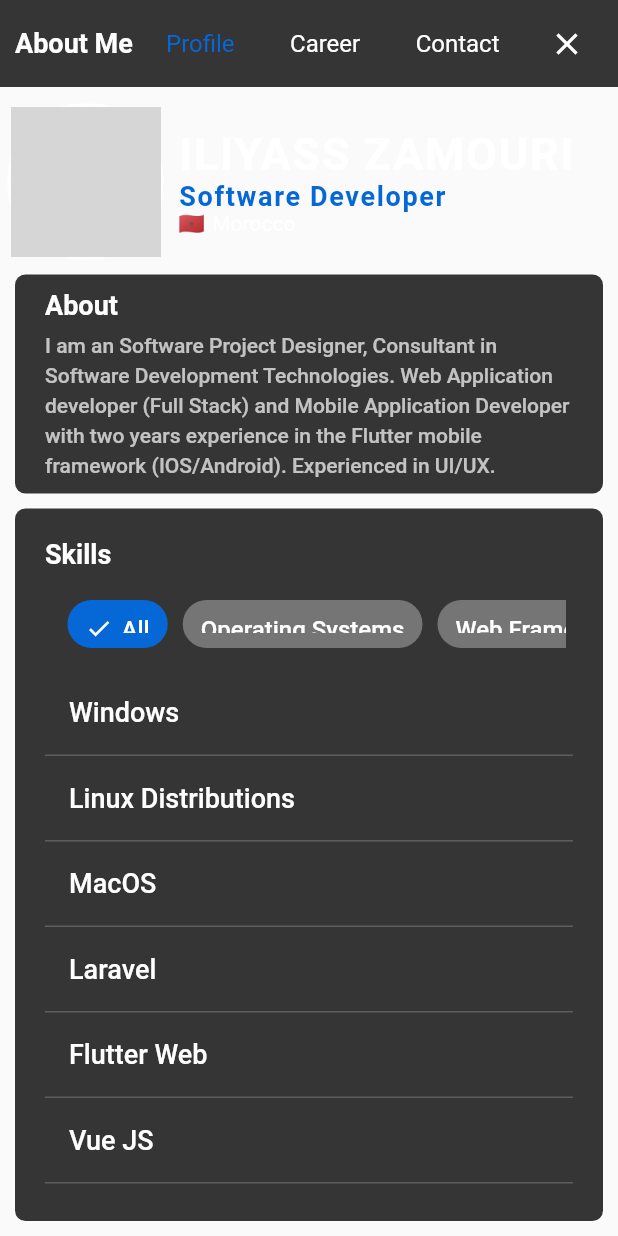
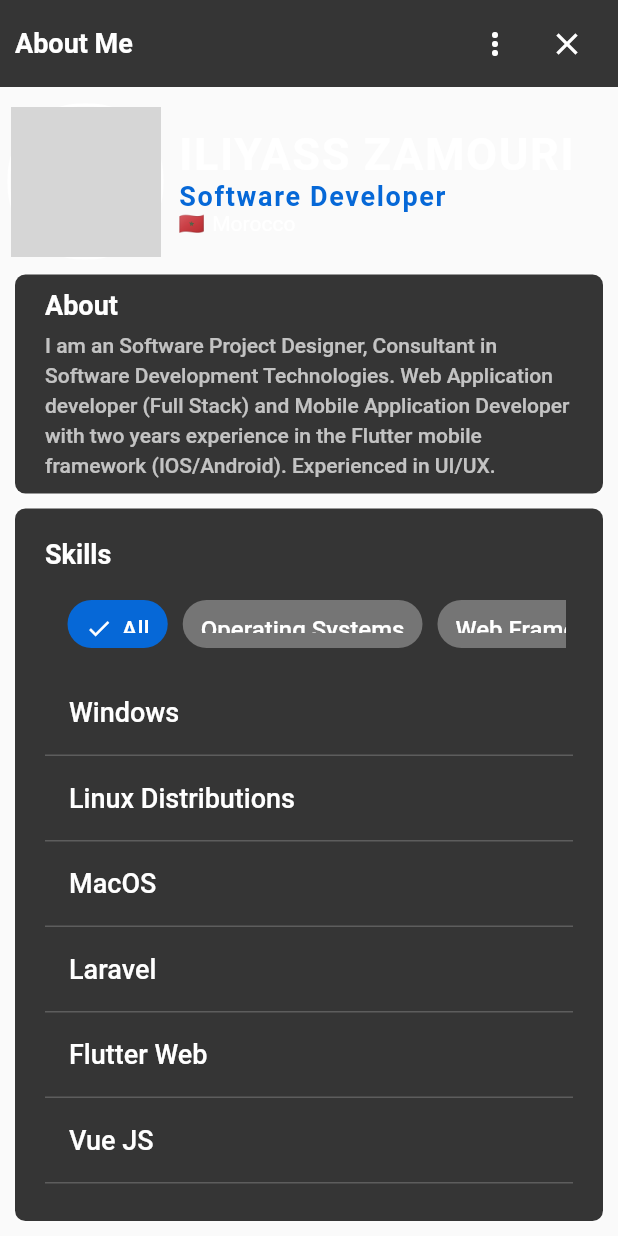
Before and after one commit to iliyass-zamouri/flutter_portfolio, a Flutter app: the AboutScreen widget shown alone on an empty page, opened directly, on a phone screen of 412 x 824 dp. Run offline on Flutter 3.47's test engine with Material 2 defaults, Android fonts, the phone set to English and light mode, and no system bars; drawn by our look-alikes of chips_choice; our stand-ins replace flutter_spinkit, flutter_swiper, font_awesome_flutter, url_strategy; missing offline and left inert: dart:html; network calls fail; Roboto replaces fonts that are missing (CircularSpotify); project files that could hold a hidden picture were left out; grey boxes are pictures that could not be loaded.

Commit message:
Design fixes

```diff
--- a/lib/data/data.dart
+++ b/lib/data/data.dart
@@ -62,3 +62,5 @@ String aboutMe =
 String whatIdo = "Web & Mobile";
 
 String whatItIS = "Development";
+
+List<String> aboutMenu = ["Profile", "Career", "Contact"];
--- a/lib/screens/about_screen.dart
+++ b/lib/screens/about_screen.dart
@@ -1,4 +1,5 @@
 import 'package:flutter/material.dart';
+import 'package:flutter_portfolio/data/data.dart';
 import 'package:flutter_portfolio/screens/profile_screen.dart';
 import 'package:flutter_portfolio/state_provider.dart';
 import 'package:flutter_portfolio/styles/text_styles.dart';
@@ -26,14 +27,14 @@ class _AboutScreenState extends State<AboutScreen> {
   }
 
   late StateProvider provider;
-
+  late MediaQueryData mediaData;
   final PageController pageController = PageController();
   int currentIndex = 0;
 
   @override
   Widget build(BuildContext context) {
     provider = Provider.of<StateProvider>(context, listen: true);
-
+    mediaData = MediaQuery.of(context);
     return Column(
       mainAxisAlignment: MainAxisAlignment.start,
       crossAxisAlignment: CrossAxisAlignment.start,
@@ -54,33 +55,57 @@ class _AboutScreenState extends State<AboutScreen> {
                 mainAxisAlignment: MainAxisAlignment.end,
                 crossAxisAlignment: CrossAxisAlignment.center,
                 children: [
+                  if (mediaData.size.width >= 720)
+                    for (int i = 0; i < aboutMenu.length; i++) ...[
                       CustomTextButton(
-                    text: "Profile",
+                        text: aboutMenu[i],
                         mainColor: Colors.transparent,
-                    textColor: currentIndex == 0
+                        textColor: currentIndex == i
                             ? provider.colorPalette.mainColor
                             : provider.colorPalette.thirdColor,
-                    onClick: () => pageController.jumpToPage(0),
+                        onClick: () => pageController.jumpToPage(i),
                       ),
                       const SizedBox(width: 5),
-                  CustomTextButton(
-                    text: "Career",
-                    mainColor: Colors.transparent,
-                    textColor: currentIndex == 1
-                        ? provider.colorPalette.mainColor
-                        : provider.colorPalette.thirdColor,
-                    onClick: () => pageController.jumpToPage(1),
+                    ],
+                  if (mediaData.size.width < 720)
+                    PopupMenuButton<String>(
+                        color: provider.colorPalette.secondColor,
+                        elevation: 20,
+                        enabled: true,
+                        icon: Icon(Icons.more_vert,
+                            color: provider.colorPalette.thirdColor),
+                        onSelected: (value) {
+                          pageController.jumpToPage(aboutMenu.indexOf(value));
+                        },
+                        itemBuilder: (context) {
+                          return aboutMenu.map((choice) {
+                            return PopupMenuItem(
+                              value: choice,
+                              child: Text(
+                                choice,
+                                style: Styles.tileTitle.copyWith(
+                                    color: provider.colorPalette.thirdColor),
                               ),
-                  const SizedBox(width: 5),
-                  CustomTextButton(
-                    text: "Contact",
-                    mainColor: Colors.transparent,
-                    textColor: currentIndex == 2
-                        ? provider.colorPalette.mainColor
-                        : provider.colorPalette.thirdColor,
-                    onClick: () => pageController.jumpToPage(2),
-                  ),
-                  const SizedBox(width: 5),
+                            );
+                          }).toList();
+                        }),
+
+                  //  Material(
+                  //     borderRadius: BorderRadius.circular(50),
+                  //     color: Colors.transparent,
+                  //     child: IconButton(
+                  //       splashColor: Colors.white,
+                  //       // hoverColor: provider.colorPalette.mainColor,
+                  //       tooltip: "ESC",
+                  //       highlightColor: provider.colorPalette.mainColor,
+                  //       splashRadius: 20,
+                  //       icon: Icon(
+                  //         Icons.clear,
+                  //         color: provider.colorPalette.thirdColor,
+                  //       ),
+                  //       onPressed: () => Navigator.pop(context),
+                  //     ),
+                  //   ),
                   Material(
                     borderRadius: BorderRadius.circular(50),
                     color: Colors.transparent,
```
Also changed, not shown: lib/screens/tabbar.dart (deleted, +0 -67 lines), 4 other files. Lines whose indentation alone changed are shown as unchanged.
